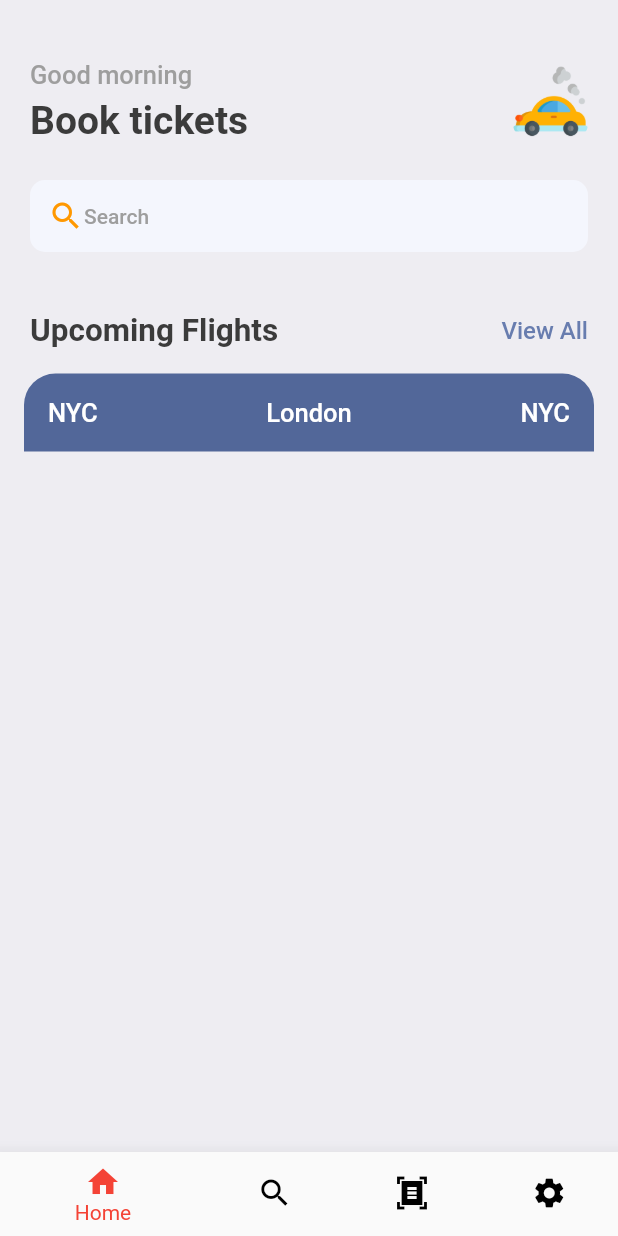
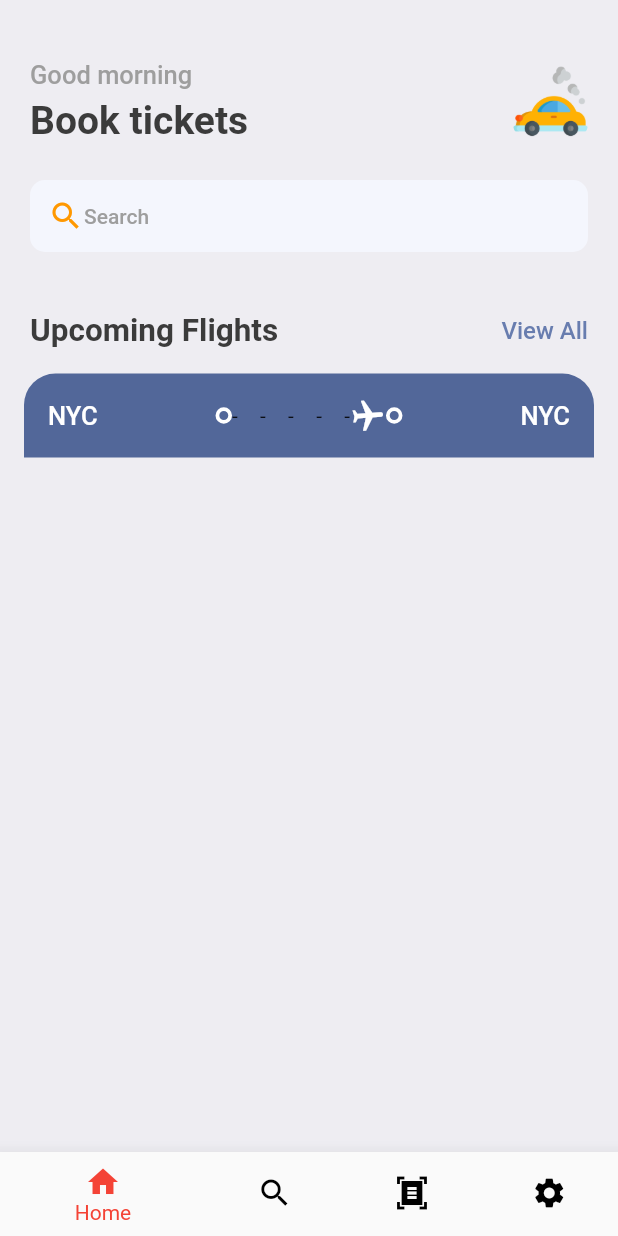
Before and after one commit to Sodiqjon-111/FlutterApp, a Flutter app: the screen it shows after launch, on a phone screen of 412 x 824 dp. Run offline on Flutter 3.47's test engine with Material 2 defaults, Android fonts, the phone set to English and light mode, and no system bars; our stand-ins replace gap.

Commit message:
some screen added

```diff
--- a/lib/screens/ticket_view.dart
+++ b/lib/screens/ticket_view.dart
@@ -2,6 +2,7 @@ import 'package:flutter/cupertino.dart';
 import 'package:flutter/material.dart';
 import 'package:flutter_app/styles/app_layout.dart';
 import 'package:flutter_app/styles/app_style.dart';
+import 'package:flutter_app/widgets/thick_container.dart';
 
 class TicketView extends StatelessWidget {
   const TicketView({Key? key}) : super(key: key);
@@ -33,11 +34,23 @@ class TicketView extends StatelessWidget {
                             Styles.headlineStyle3.copyWith(color: Colors.white),
                       ),
                       const Spacer(),
-                      Text(
-                        "London",
-                        style:
-                            Styles.headlineStyle3.copyWith(color: Colors.white),
+                    ThickContainer(),
+                    Expanded(child: SizedBox(
+                      height: 24,
+                      child: LayoutBuilder(
+
+                        builder: (BuildContext context, BoxConstraints constraints) {
+                          return Flex(
+                            direction: Axis.horizontal,
+                            mainAxisAlignment: MainAxisAlignment.spaceBetween,
+                            children: List.generate(5, (index) => Text("-"),),
+                          );
+                        },
+
                       ),
+                    )),
+                    Transform.rotate(angle: 1.5,child: Icon(Icons.airplanemode_active,color: Colors.white,),),
+                    ThickContainer(),
                       const Spacer(),
                       Text(
                         "NYC",
--- a/lib/widgets/thick_container.dart
+++ b/lib/widgets/thick_container.dart
@@ -1,4 +1,5 @@
 import 'package:flutter/cupertino.dart';
+import 'package:flutter/material.dart';
 
 class ThickContainer extends StatelessWidget {
   const ThickContainer({Key? key}) : super(key: key);
@@ -6,9 +7,10 @@ class ThickContainer extends StatelessWidget {
   @override
   Widget build(BuildContext context) {
     return Container(
-
-
-
+      padding: const EdgeInsets.all(3.0),
+      decoration: BoxDecoration(
+          borderRadius: BorderRadius.circular(20),
+          border: Border.all(width: 2.5, color: Colors.white)),
     );
   }
 }
```
Also changed, not shown: lib/ui/ListMalumot.dart (added, +58 -0 lines), lib/ui/new_ui.dart (added, +14 -0 lines), assets/images/airplane.png (added).
